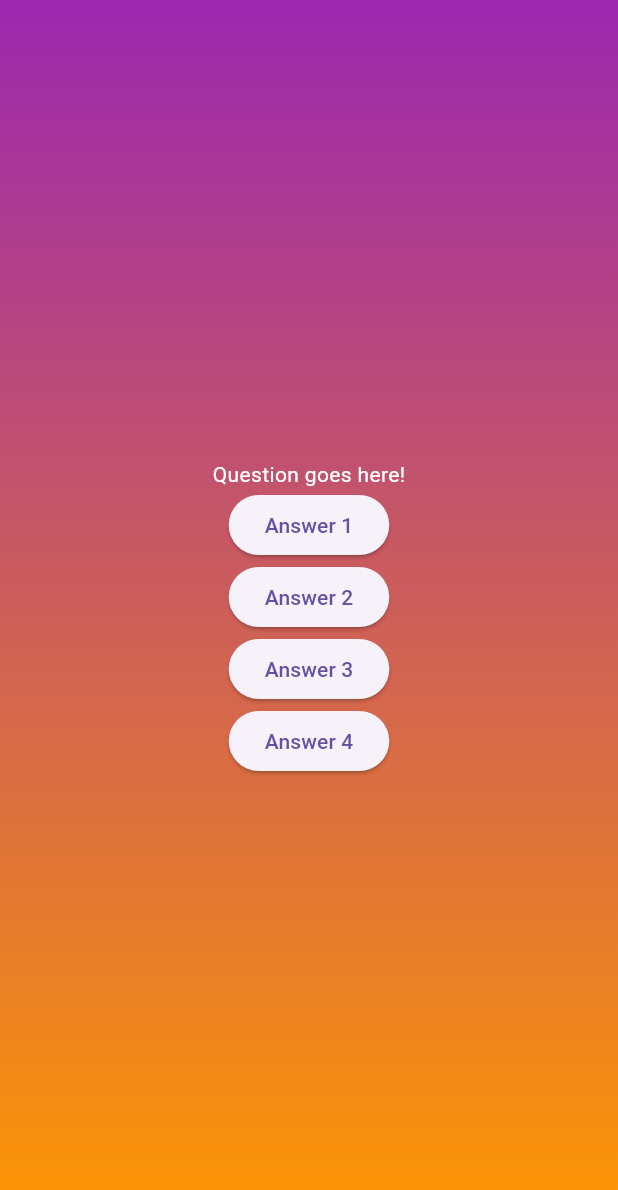
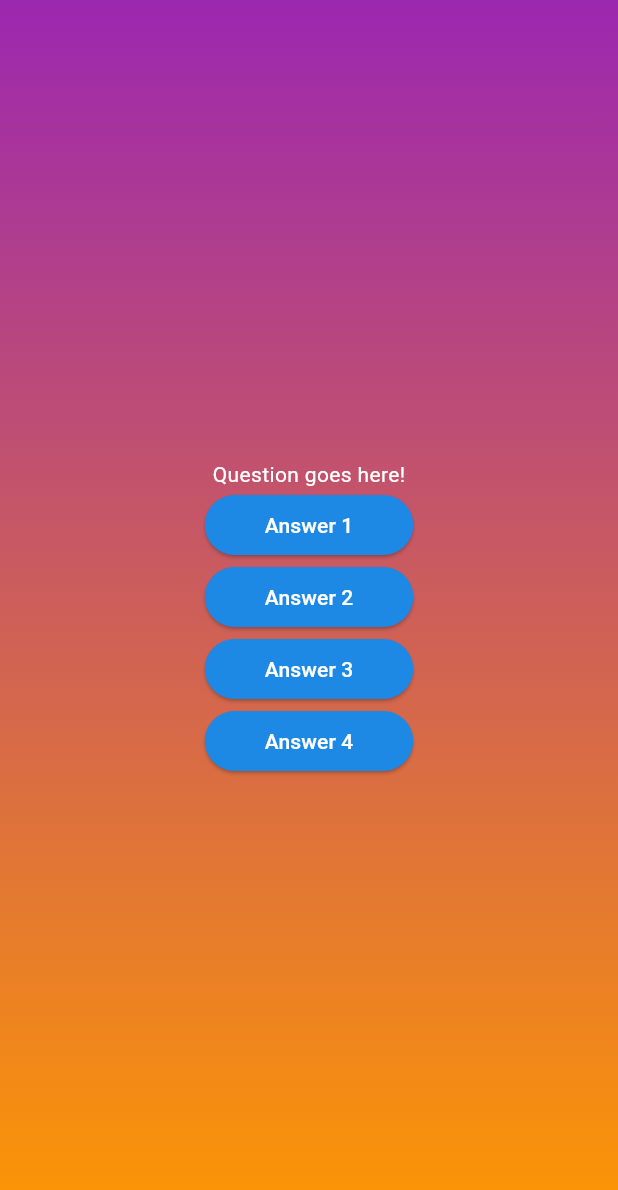
Before and after one commit to CharlesCoeder/quiz-app, a Flutter app: the screen it shows after launch, after a tap on "Start Quiz!", on a phone screen of 412 x 824 dp. Shown: the top 1190 px of the screen. Run offline on Flutter 3.47's test engine with Material 3 defaults, Android fonts, the phone set to English and light mode, and no system bars.

Commit message:
AnswerButton widget

```diff
--- /dev/null
+++ b/lib/models/answer_button.dart
@@ -0,0 +1,28 @@
+import 'package:flutter/material.dart';
+
+class AnswerButton extends StatelessWidget {
+  const AnswerButton({
+    super.key,
+    required this.answerText,
+    required this.onTap,
+  });
+
+  final String answerText;
+  final void Function() onTap;
+
+  @override
+  Widget build(context) {
+    return ElevatedButton(
+      onPressed: () {},
+      style: ElevatedButton.styleFrom(
+        padding: const EdgeInsets.symmetric(
+          vertical: 10,
+          horizontal: 40,
+        ),
+        backgroundColor: Colors.blue[600],
+        foregroundColor: Colors.white,
+      ),
+      child: Text(answerText),
+    );
+  }
+}
--- a/lib/questions_screen.dart
+++ b/lib/questions_screen.dart
@@ -1,4 +1,5 @@
 import 'package:flutter/material.dart';
+import 'package:quiz_app/models/answer_button.dart';
 
 class QuestionsScreen extends StatefulWidget {
   const QuestionsScreen({super.key});
@@ -21,21 +22,21 @@ class _QuestionsScreenState extends State<QuestionsScreen> {
             "Question goes here!",
             style: TextStyle(color: Colors.white),
           ),
-          ElevatedButton(
-            onPressed: () {},
-            child: const Text("Answer 1"),
+          AnswerButton(
+            answerText: "Answer 1",
+            onTap: () {},
           ),
-          ElevatedButton(
-            onPressed: () {},
-            child: const Text("Answer 2"),
+          AnswerButton(
+            answerText: "Answer 2",
+            onTap: () {},
           ),
-          ElevatedButton(
-            onPressed: () {},
-            child: const Text("Answer 3"),
+          AnswerButton(
+            answerText: "Answer 3",
+            onTap: () {},
           ),
-          ElevatedButton(
-            onPressed: () {},
-            child: const Text("Answer 4"),
+          AnswerButton(
+            answerText: "Answer 4",
+            onTap: () {},
           ),
         ],
       ),
```
